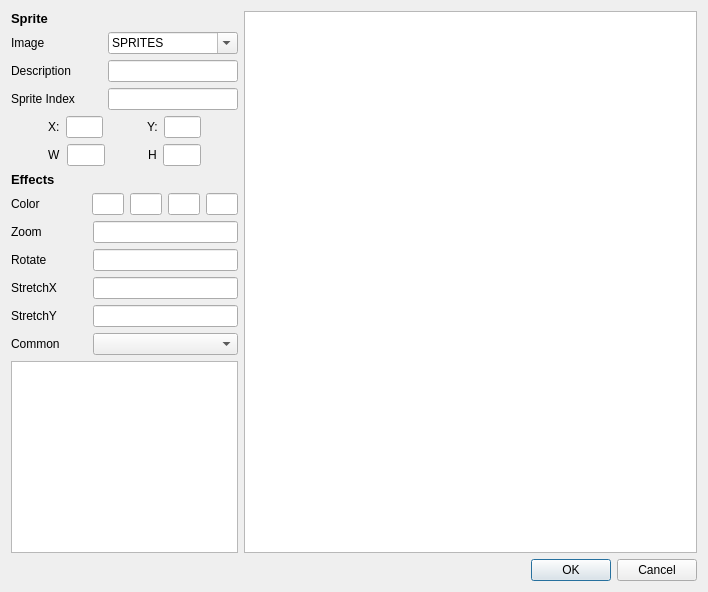
Qt form new_sprite_ui.ui (nikovacs/Sprite-Animator) before a commit.
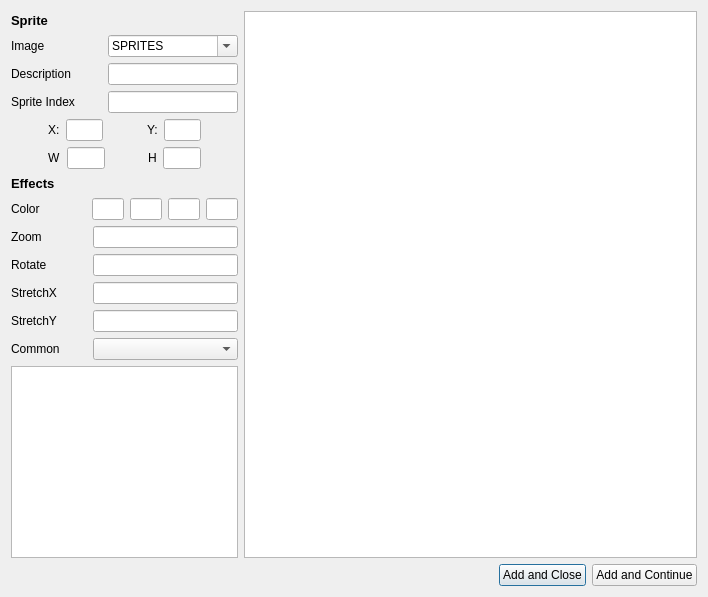
The same form after that commit.

Commit message: new_sprite_box ui

```diff
--- a/new_sprite_ui.ui
+++ b/new_sprite_ui.ui
@@ -7,7 +7,7 @@
     <x>0</x>
     <y>0</y>
     <width>708</width>
-    <height>543</height>
+    <height>597</height>
    </rect>
   </property>
   <property name="windowTitle">
@@ -503,14 +503,35 @@
       </layout>
      </item>
      <item>
-      <widget class="QDialogButtonBox" name="buttonBox">
-       <property name="orientation">
-        <enum>Qt::Horizontal</enum>
-       </property>
-       <property name="standardButtons">
-        <set>QDialogButtonBox::Cancel|QDialogButtonBox::Ok</set>
-       </property>
-      </widget>
+      <layout class="QHBoxLayout" name="horizontalLayout_14">
+       <item>
+        <spacer name="horizontalSpacer_5">
+         <property name="orientation">
+          <enum>Qt::Horizontal</enum>
+         </property>
+         <property name="sizeHint" stdset="0">
+          <size>
+           <width>40</width>
+           <height>20</height>
+          </size>
+         </property>
+        </spacer>
+       </item>
+       <item>
+        <widget class="QPushButton" name="add_and_close_btn">
+         <property name="text">
+          <string>Add and Close</string>
+         </property>
+        </widget>
+       </item>
+       <item>
+        <widget class="QPushButton" name="add_and_continue_btn">
+         <property name="text">
+          <string>Add and Continue</string>
+         </property>
+        </widget>
+       </item>
+      </layout>
      </item>
     </layout>
    </item>
```
Left out of the diff: 35 changed lines with no effect on the pictures. The commit also changes 1 other file.
